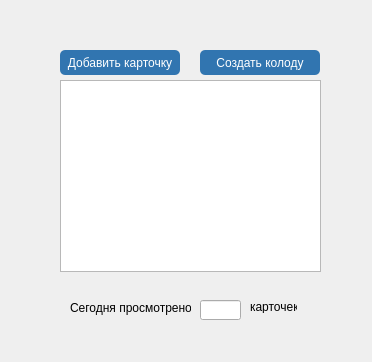
Old version of the form education/education.ui in the repository vladislavvasyukov/Memorigo.
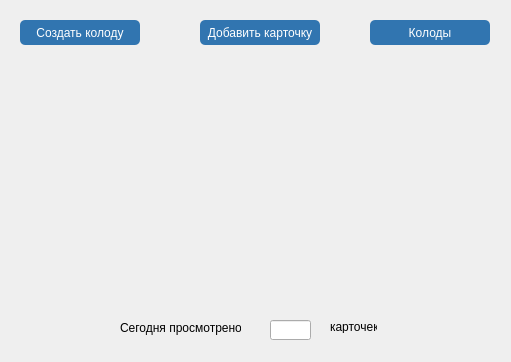
New version of the form.

Commit message: Немного разобрался с verticalLayout

Patch:
```diff
--- a/education/education.ui
+++ b/education/education.ui
@@ -6,18 +6,21 @@
    <rect>
     <x>0</x>
     <y>0</y>
-    <width>372</width>
+    <width>511</width>
     <height>362</height>
    </rect>
   </property>
   <property name="windowTitle">
    <string>Memorigo</string>
   </property>
+  <property name="styleSheet">
+   <string notr="true"/>
+  </property>
   <widget class="QPushButton" name="add_card_button">
    <property name="geometry">
     <rect>
-     <x>60</x>
-     <y>50</y>
+     <x>200</x>
+     <y>20</y>
      <width>120</width>
      <height>25</height>
     </rect>
@@ -37,8 +40,8 @@
   <widget class="QLineEdit" name="lineEdit">
    <property name="geometry">
     <rect>
-     <x>200</x>
-     <y>300</y>
+     <x>270</x>
+     <y>320</y>
      <width>41</width>
      <height>20</height>
     </rect>
@@ -47,8 +50,8 @@
   <widget class="QLabel" name="label">
    <property name="geometry">
     <rect>
-     <x>70</x>
-     <y>300</y>
+     <x>120</x>
+     <y>320</y>
      <width>121</width>
      <height>16</height>
     </rect>
@@ -60,8 +63,8 @@
   <widget class="QLabel" name="label_2">
    <property name="geometry">
     <rect>
-     <x>250</x>
-     <y>300</y>
+     <x>330</x>
+     <y>320</y>
      <width>47</width>
      <height>13</height>
     </rect>
@@ -73,8 +76,8 @@
   <widget class="QPushButton" name="add_category_button">
    <property name="geometry">
     <rect>
-     <x>200</x>
-     <y>50</y>
+     <x>20</x>
+     <y>20</y>
      <width>120</width>
      <height>25</height>
     </rect>
@@ -91,15 +94,74 @@
     <string>Создать колоду</string>
    </property>
   </widget>
-  <widget class="QListView" name="decksList">
+  <widget class="QLabel" name="shadow">
    <property name="geometry">
     <rect>
-     <x>60</x>
-     <y>80</y>
-     <width>261</width>
-     <height>192</height>
+     <x>180</x>
+     <y>60</y>
+     <width>161</width>
+     <height>16</height>
     </rect>
    </property>
+   <property name="styleSheet">
+    <string notr="true">font-size: 14px;
+font-weight: 900;
+text-align: center;</string>
+   </property>
+   <property name="text">
+    <string/>
+   </property>
+   <property name="alignment">
+    <set>Qt::AlignCenter</set>
+   </property>
+  </widget>
+  <widget class="QPushButton" name="all_categories">
+   <property name="geometry">
+    <rect>
+     <x>370</x>
+     <y>20</y>
+     <width>120</width>
+     <height>25</height>
+    </rect>
+   </property>
+   <property name="styleSheet">
+    <string notr="true">color: #fff;
+text-decoration: none; 
+user-select: none;
+background-color: #3175b0;
+fon-size: 14px;
+border-radius: 5px;</string>
+   </property>
+   <property name="text">
+    <string>Колоды</string>
+   </property>
+  </widget>
+  <widget class="QLabel" name="temp_label">
+   <property name="geometry">
+    <rect>
+     <x>50</x>
+     <y>340</y>
+     <width>401</width>
+     <height>16</height>
+    </rect>
+   </property>
+   <property name="styleSheet">
+    <string notr="true">font-size: 14px;</string>
+   </property>
+   <property name="text">
+    <string/>
+   </property>
+  </widget>
+  <widget class="QWidget" name="verticalLayoutWidget">
+   <property name="geometry">
+    <rect>
+     <x>119</x>
+     <y>89</y>
+     <width>301</width>
+     <height>191</height>
+    </rect>
+   </property>
+   <layout class="QVBoxLayout" name="verticalLayout"/>
   </widget>
  </widget>
  <resources/>
```
The commit also changes 3 other files.
